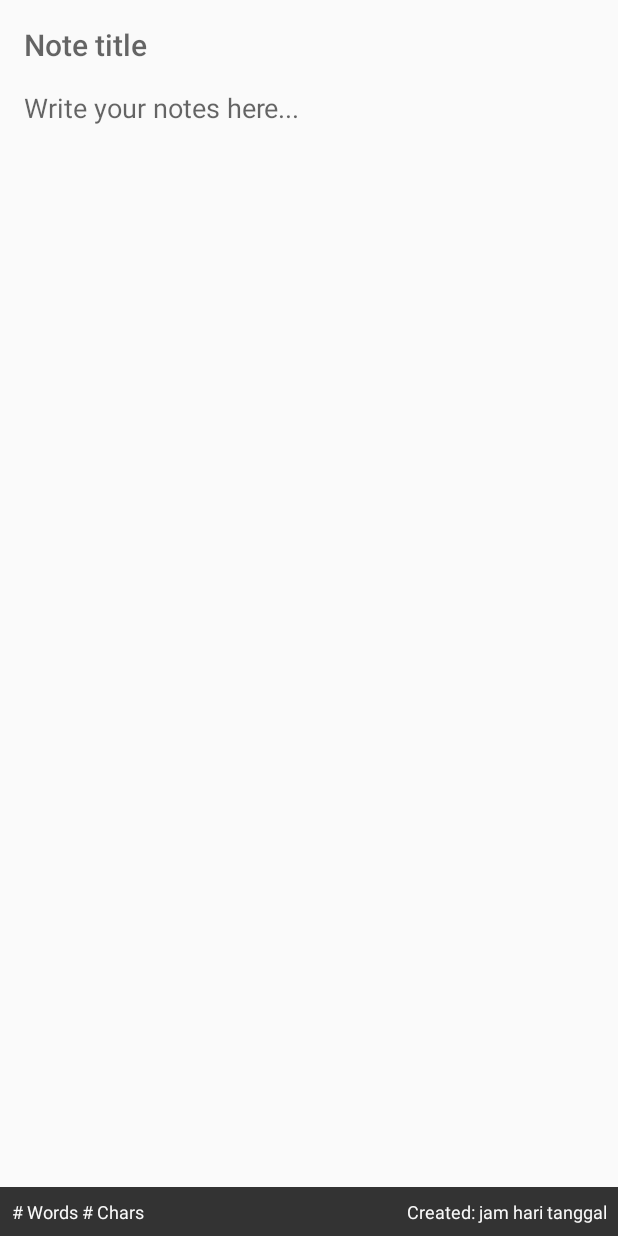
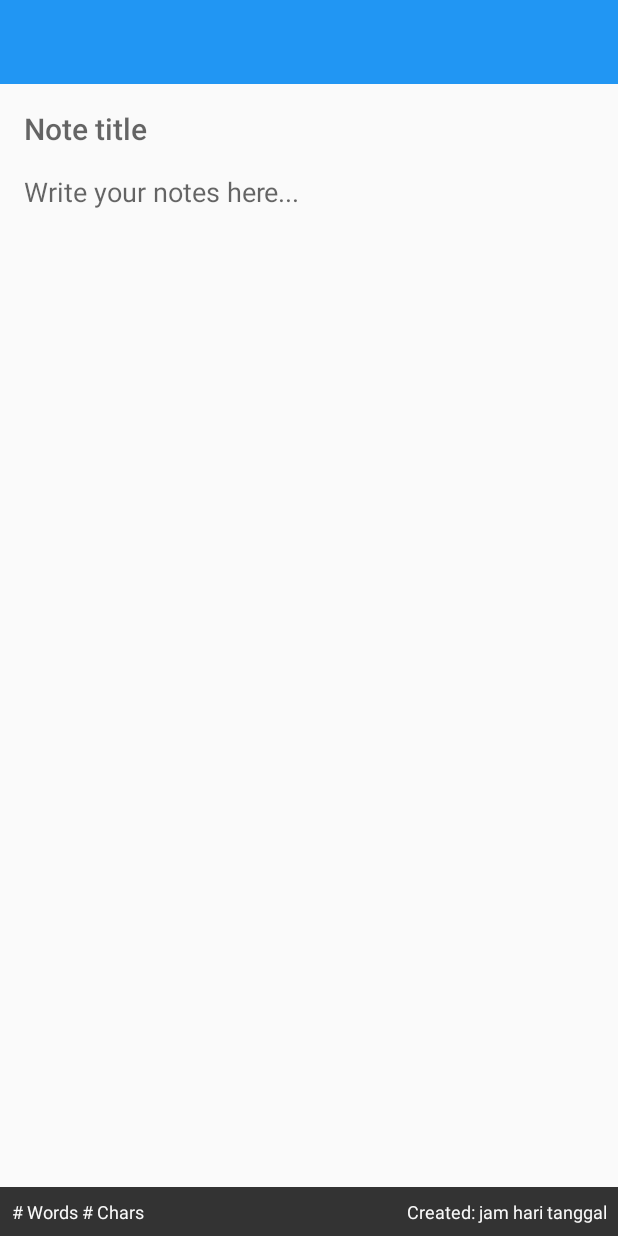
Before and after one commit to hyuwah/android-catatanku, an Android app: the layout activity_editor.xml on its own in the app's theme, with its tools: preview values and no code run, on a phone screen of 412 x 824 dp. Run offline under Robolectric (Android 15) with nearby library versions, the phone set to English and light mode, and no system bars.

Commit message:
(refactor): adjust inset on device with sdk 35+
- Use view binding for activities
- Add `AppToolBar` custom view for consistent Toolbar appearance
- Implement `adjustInsets` to handle window insets for better edge-to-edge display
- fix `EditorActivity` to clear functionality
- Enable delete all notes functionality in `NoteListViewModel`
- Update activity themes to `NoActionBar` and set custom toolbar in layouts
- Improve layout constraints for empty note list view
- Minor UI tweaks and code cleanup

```diff
--- /dev/null
+++ b/app/src/main/java/io/github/hyuwah/catatanku/ui/common/AppToolBar.kt
@@ -0,0 +1,25 @@
+package io.github.hyuwah.catatanku.ui.common
+
+import android.content.Context
+import android.util.AttributeSet
+import androidx.appcompat.widget.Toolbar
+import io.github.hyuwah.catatanku.R
+import io.github.hyuwah.catatanku.utils.adjustInsets
+import io.github.hyuwah.catatanku.utils.getThemeColor
+
+class AppToolBar(private val context: Context, private val attrs: AttributeSet? = null) :
+    Toolbar(context, attrs) {
+
+    init {
+        adjustInsets(statusBar = true)
+        val colorPrimary = context.getThemeColor(R.attr.colorPrimary)
+        val titleTextColor = context.getThemeColor(R.attr.colorOnPrimary)
+        val subTitleTextColor = context.getThemeColor(R.attr.colorOnPrimary)
+        setBackgroundColor(colorPrimary)
+        setTitleTextColor(titleTextColor)
+        setSubtitleTextColor(subTitleTextColor)
+        overflowIcon?.setTint(titleTextColor)
+        navigationIcon?.setTint(titleTextColor)
+    }
+
+}
--- a/app/src/main/java/io/github/hyuwah/catatanku/ui/notelist/NoteListViewModel.kt
+++ b/app/src/main/java/io/github/hyuwah/catatanku/ui/notelist/NoteListViewModel.kt
@@ -74,4 +74,10 @@ class NoteListViewModel @Inject constructor(
         }
     }
 
+    fun deleteAll() {
+        val noteIds = notesLiveData.value?.map { it.id } ?: emptyList()
+        if (noteIds.isEmpty()) return
+        deleteByIds(noteIds)
+    }
+
 }
--- /dev/null
+++ b/app/src/main/java/io/github/hyuwah/catatanku/utils/ViewExt.kt
@@ -0,0 +1,46 @@
+package io.github.hyuwah.catatanku.utils
+
+import android.content.Context
+import android.os.Build
+import android.util.TypedValue
+import android.view.LayoutInflater
+import android.view.View
+import androidx.annotation.AttrRes
+import androidx.annotation.ColorInt
+import androidx.appcompat.app.AppCompatActivity
+import androidx.core.graphics.Insets
+import androidx.core.view.ViewCompat
+import androidx.core.view.WindowInsetsCompat
+import androidx.core.view.updatePadding
+import androidx.viewbinding.ViewBinding
+
+inline fun <T : ViewBinding> AppCompatActivity.viewBinding(
+    crossinline bindingInflater: (LayoutInflater) -> T
+) = lazy(LazyThreadSafetyMode.NONE) { bindingInflater.invoke(layoutInflater) }
+
+@ColorInt
+fun Context.getThemeColor(@AttrRes attribute: Int) = TypedValue().apply {
+    theme.resolveAttribute(attribute, this, true)
+}.data
+
+fun View.adjustInsets(
+    statusBar: Boolean = false,
+    navigationBar: Boolean = false,
+    onApply: (View, Insets) -> Unit = { view, insets ->
+        view.updatePadding(top = insets.top, bottom = insets.bottom)
+    }
+) {
+    if (Build.VERSION.SDK_INT >= Build.VERSION_CODES.VANILLA_ICE_CREAM) {
+        ViewCompat.setOnApplyWindowInsetsListener(this) { view, windowInsets ->
+            val typeMask = when {
+                statusBar && navigationBar -> WindowInsetsCompat.Type.statusBars() or WindowInsetsCompat.Type.navigationBars()
+                statusBar -> WindowInsetsCompat.Type.statusBars()
+                navigationBar -> WindowInsetsCompat.Type.navigationBars()
+                else -> 0
+            }
+            val insets = windowInsets.getInsets(typeMask)
+            onApply(view, insets)
+            WindowInsetsCompat.CONSUMED
+        }
+    }
+}
--- /dev/null
+++ b/app/src/main/res/drawable/ic_arrow_back_white_24.xml
@@ -0,0 +1,5 @@
+<vector xmlns:android="http://schemas.android.com/apk/res/android" android:autoMirrored="true" android:height="24dp" android:tint="#FFFFFF" android:viewportHeight="24" android:viewportWidth="24" android:width="24dp">
+
+    <path android:fillColor="@android:color/white" android:pathData="M19,11H7.83l4.88,-4.88c0.39,-0.39 0.39,-1.03 0,-1.42 -0.39,-0.39 -1.02,-0.39 -1.41,0l-6.59,6.59c-0.39,0.39 -0.39,1.02 0,1.41l6.59,6.59c0.39,0.39 1.02,0.39 1.41,0 0.39,-0.39 0.39,-1.02 0,-1.41L7.83,13H19c0.55,0 1,-0.45 1,-1s-0.45,-1 -1,-1z"/>
+
+</vector>
--- a/app/src/main/res/layout/activity_editor.xml
+++ b/app/src/main/res/layout/activity_editor.xml
@@ -6,6 +6,12 @@
     android:layout_width="match_parent"
     android:layout_height="match_parent"
     android:orientation="vertical">
+
+    <io.github.hyuwah.catatanku.ui.common.AppToolBar
+        android:id="@+id/toolbar"
+        android:layout_width="match_parent"
+        android:layout_height="wrap_content"
+        />
 
     <ScrollView
         android:layout_width="match_parent"
@@ -52,6 +58,7 @@
     </ScrollView>
 
     <LinearLayout
+        android:id="@+id/ll_notes_info"
         android:layout_width="match_parent"
         android:layout_height="wrap_content"
         android:background="#333"
--- a/app/src/main/res/values/styles.xml
+++ b/app/src/main/res/values/styles.xml
@@ -1,11 +1,12 @@
 <resources>
 
     <!-- Base application theme. -->
-    <style name="AppTheme" parent="Theme.AppCompat.Light.DarkActionBar">
+    <style name="AppTheme" parent="Theme.AppCompat.DayNight.NoActionBar">
         <!-- Customize your theme here. -->
         <item name="colorPrimary">@color/colorPrimary</item>
         <item name="colorPrimaryDark">@color/colorPrimaryDark</item>
         <item name="colorAccent">@color/colorAccent</item>
+        <item name="colorOnPrimary">@color/white</item>
 
         <!--  It should be true otherwise action mode will not overlay toolbar -->
         <item name="windowActionModeOverlay">true</item>
@@ -20,8 +21,6 @@
         <item name="windowNoTitle">true</item>
     </style>
 
-    <style name="AppTheme.AppBarOverlay" parent="ThemeOverlay.AppCompat.Dark.ActionBar" />
-
     <style name="AppTheme.PopupOverlay" parent="ThemeOverlay.AppCompat.Light" />
 
 
```
Also changed, not shown: app/src/main/java/io/github/hyuwah/catatanku/ui/about/AboutActivity.kt (+12 -3 lines), app/src/main/java/io/github/hyuwah/catatanku/ui/editor/EditorActivity.kt (+9 -1 lines), app/src/main/java/io/github/hyuwah/catatanku/ui/editor/EditorMarkdownActivity.kt (+10 -0 lines), app/src/main/java/io/github/hyuwah/catatanku/ui/notelist/NoteListActivity.kt (+13 -10 lines), app/src/main/java/io/github/hyuwah/catatanku/utils/SimpleActivityLifecycleCallbacks.kt (added, +29 -0 lines), app/src/main/res/layout/activity_about.xml (added, +21 -0 lines), app/src/main/res/layout/activity_editor_markdown.xml (+17 -5 lines), app/src/main/res/layout/activity_note_list.xml (+31 -17 lines), app/src/main/res/menu/menu_note_list.xml (+9 -15 lines).
